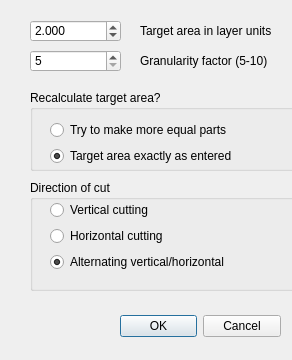
First picture: the form in ui_polygonsplitter.ui, repository csandor/polygonsplitter, before the edit.
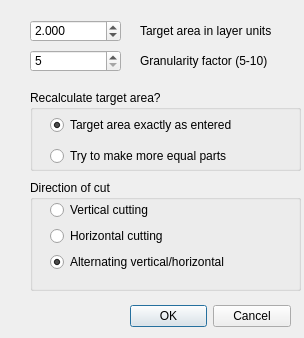
Second picture: the form after the edit.

Diff of the .ui file:
```diff
--- a/ui_polygonsplitter.ui
+++ b/ui_polygonsplitter.ui
@@ -9,8 +9,8 @@
    <rect>
     <x>0</x>
     <y>0</y>
-    <width>292</width>
-    <height>360</height>
+    <width>304</width>
+    <height>338</height>
    </rect>
   </property>
   <property name="windowTitle">
@@ -19,8 +19,8 @@
   <widget class="QDialogButtonBox" name="buttonBox">
    <property name="geometry">
     <rect>
-     <x>120</x>
-     <y>310</y>
+     <x>130</x>
+     <y>300</y>
      <width>161</width>
      <height>32</height>
     </rect>
@@ -37,7 +37,7 @@
     <rect>
      <x>140</x>
      <y>20</y>
-     <width>141</width>
+     <width>151</width>
      <height>21</height>
     </rect>
    </property>
@@ -53,7 +53,7 @@
     <rect>
      <x>140</x>
      <y>50</y>
-     <width>131</width>
+     <width>141</width>
      <height>21</height>
     </rect>
    </property>
@@ -66,33 +66,23 @@
     <rect>
      <x>30</x>
      <y>90</y>
-     <width>290</width>
+     <width>271</width>
      <height>81</height>
     </rect>
    </property>
    <property name="title">
     <string>Recalculate target area?</string>
    </property>
-   <widget class="QWidget" name="">
+   <widget class="QWidget" name="layoutWidget">
     <property name="geometry">
      <rect>
       <x>20</x>
-      <y>30</y>
-      <width>198</width>
-      <height>48</height>
+      <y>20</y>
+      <width>241</width>
+      <height>61</height>
      </rect>
     </property>
     <layout class="QVBoxLayout" name="verticalLayout_2">
-     <item>
-      <widget class="QRadioButton" name="equalParts">
-       <property name="toolTip">
-        <string>Target area is recalculated by rounding the polygon area / target area and dividing the polygon area by this ratio to produce more even parts.</string>
-       </property>
-       <property name="text">
-        <string>Try to make more equal parts</string>
-       </property>
-      </widget>
-     </item>
      <item>
       <widget class="QRadioButton" name="targetAreaParts">
        <property name="toolTip">
@@ -106,6 +96,22 @@
        </property>
       </widget>
      </item>
+     <item>
+      <widget class="QRadioButton" name="equalParts">
+       <property name="sizePolicy">
+        <sizepolicy hsizetype="Expanding" vsizetype="Fixed">
+         <horstretch>0</horstretch>
+         <verstretch>0</verstretch>
+        </sizepolicy>
+       </property>
+       <property name="toolTip">
+        <string>Target area is recalculated by rounding the polygon area / target area and dividing the polygon area by this ratio to produce more even parts.</string>
+       </property>
+       <property name="text">
+        <string>Try to make more equal parts</string>
+       </property>
+      </widget>
+     </item>
     </layout>
    </widget>
   </widget>
@@ -158,19 +164,19 @@
     <rect>
      <x>30</x>
      <y>180</y>
-     <width>290</width>
+     <width>271</width>
      <height>111</height>
     </rect>
    </property>
    <property name="title">
     <string>Direction of cut</string>
    </property>
-   <widget class="QWidget" name="">
+   <widget class="QWidget" name="layoutWidget">
     <property name="geometry">
      <rect>
       <x>20</x>
       <y>20</y>
-      <width>195</width>
+      <width>241</width>
       <height>74</height>
      </rect>
     </property>
```
